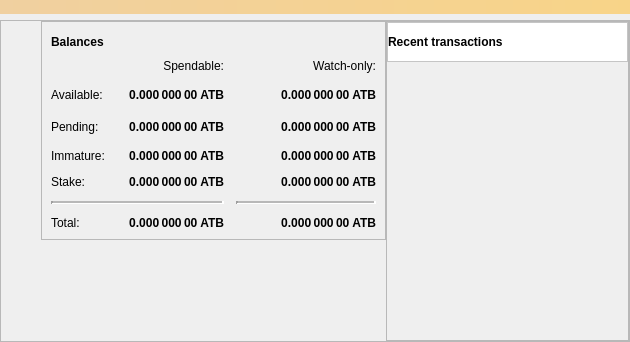
Ailein/atbcoin-insight, file src/qt/forms/overviewpage.ui: the form before one commit.
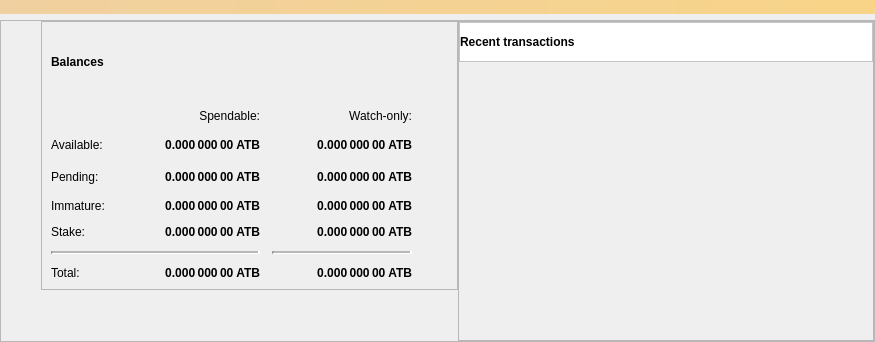
The form after the commit. Icons and pictures are not drawn.

The edit to the form file:
```diff
--- a/src/qt/forms/overviewpage.ui
+++ b/src/qt/forms/overviewpage.ui
@@ -6,10 +6,16 @@
    <rect>
     <x>0</x>
     <y>0</y>
-    <width>630</width>
+    <width>875</width>
     <height>342</height>
    </rect>
   </property>
+  <property name="minimumSize">
+   <size>
+    <width>875</width>
+    <height>0</height>
+   </size>
+  </property>
   <property name="windowTitle">
    <string>Form</string>
   </property>
@@ -79,6 +85,22 @@
              <enum>QFrame::Raised</enum>
             </property>
             <layout class="QVBoxLayout" name="verticalLayout_4">
+             <item>
+              <spacer name="verticalSpacer_3">
+               <property name="orientation">
+                <enum>Qt::Vertical</enum>
+               </property>
+               <property name="sizeType">
+                <enum>QSizePolicy::Fixed</enum>
+               </property>
+               <property name="sizeHint" stdset="0">
+                <size>
+                 <width>20</width>
+                 <height>20</height>
+                </size>
+               </property>
+              </spacer>
+             </item>
              <item>
               <layout class="QHBoxLayout" name="horizontalLayout_4">
                <item>
@@ -142,6 +164,22 @@
                </item>
               </layout>
              </item>
+             <item>
+              <spacer name="verticalSpacer_2">
+               <property name="orientation">
+                <enum>Qt::Vertical</enum>
+               </property>
+               <property name="sizeType">
+                <enum>QSizePolicy::Fixed</enum>
+               </property>
+               <property name="sizeHint" stdset="0">
+                <size>
+                 <width>20</width>
+                 <height>30</height>
+                </size>
+               </property>
+              </spacer>
+             </item>
              <item>
               <layout class="QGridLayout" name="gridLayout">
                <property name="spacing">
@@ -236,6 +274,9 @@
                    <height>0</height>
                   </size>
                  </property>
+                 <property name="autoFillBackground">
+                  <bool>true</bool>
+                 </property>
                  <property name="styleSheet">
                   <string notr="true"/>
                  </property>
```
Left out of the diff: 30 changed lines with no effect on the pictures.
